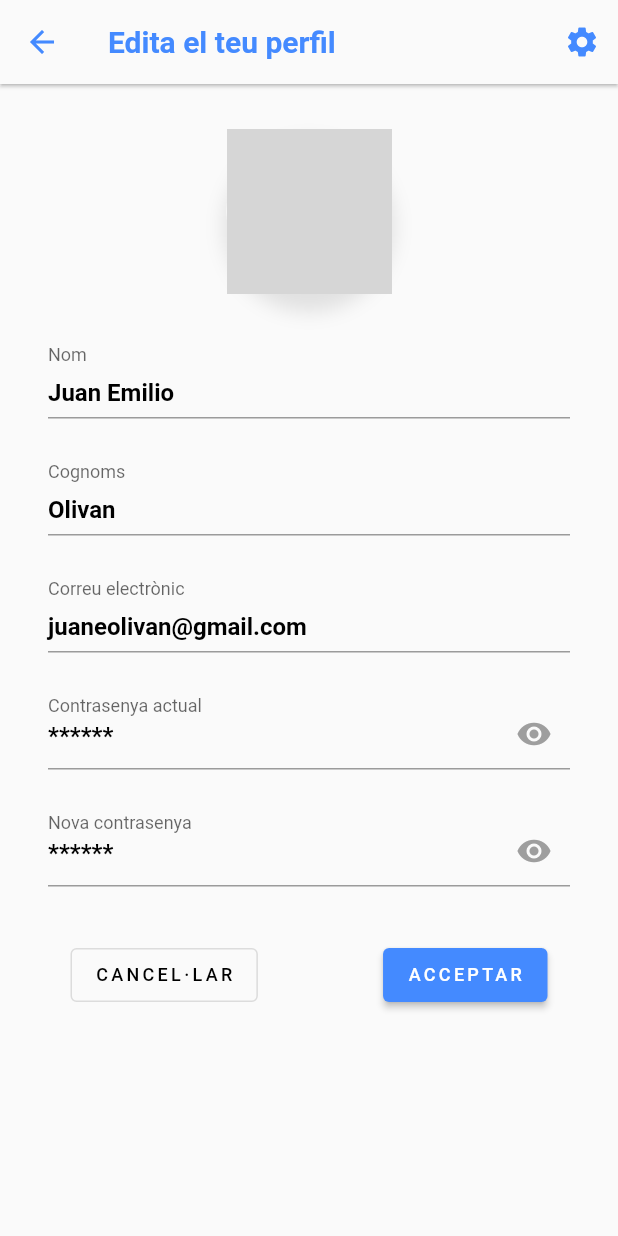
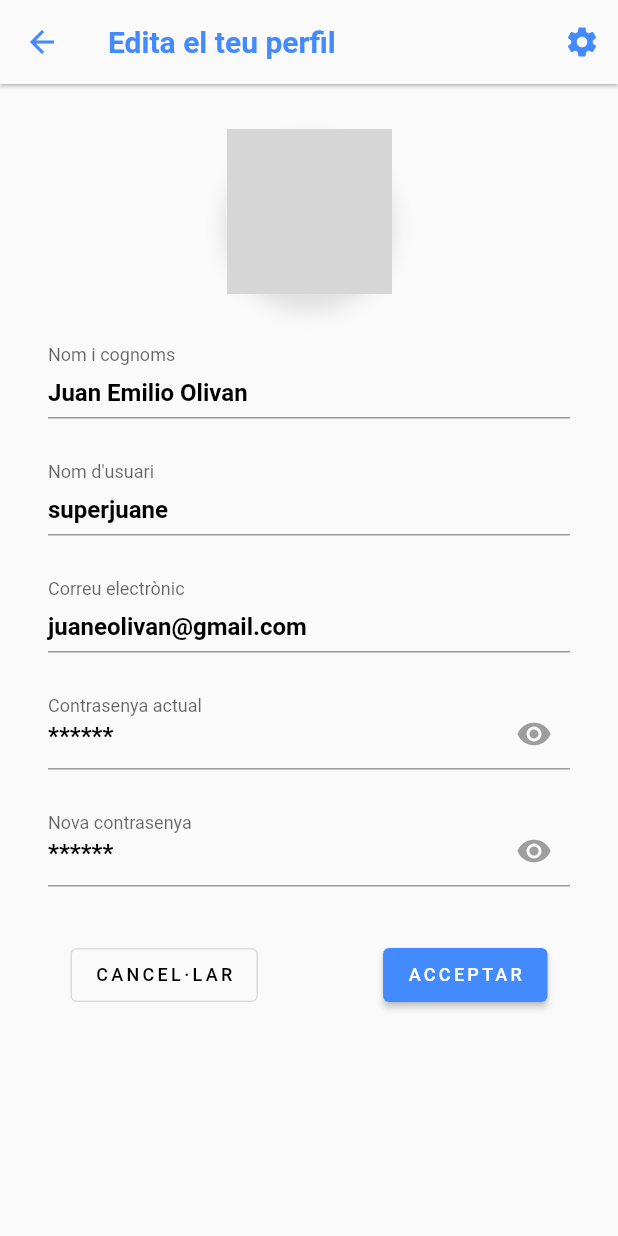
Before and after one commit to CATCultura/Pes2022_CatCultura_FronEnd, a Flutter app: the StatefulEditProfile screen opened directly, on a phone screen of 412 x 824 dp. Run offline on Flutter 3.47's test engine with Material 2 defaults, Android fonts, the phone set to English and light mode, and no system bars; our stand-ins replace geolocator, google_maps_flutter, transparent_image; network calls fail; Roboto replaces fonts that are missing (OpenSans); grey boxes are pictures that could not be loaded.

Commit message:
nom d'usuari afegit al formulari

```diff
--- a/lib/views/screens/editProfile.dart
+++ b/lib/views/screens/editProfile.dart
@@ -137,9 +137,9 @@ class _StatefulEditProfileState extends State<StatefulEditProfile> {
                   child: TextField(
                     decoration: InputDecoration (
                       contentPadding: EdgeInsets.only(bottom: 3),
-                      labelText: "Nom",
+                      labelText: "Nom i cognoms",
                       floatingLabelBehavior: FloatingLabelBehavior.always,
-                      hintText: "Juan Emilio",
+                      hintText: "Juan Emilio Olivan",
                       hintStyle: TextStyle(
                         fontSize: 16, fontWeight: FontWeight.bold,
                         color: Colors.black,
@@ -152,9 +152,9 @@ class _StatefulEditProfileState extends State<StatefulEditProfile> {
                   child: TextField(
                     decoration: InputDecoration (
                         contentPadding: EdgeInsets.only(bottom: 3),
-                        labelText: "Cognoms",
+                        labelText: "Nom d'usuari",
                         floatingLabelBehavior: FloatingLabelBehavior.always,
-                        hintText: "Olivan",
+                        hintText: "superjuane",
                         hintStyle: TextStyle(
                           fontSize: 16, fontWeight: FontWeight.bold,
                           color: Colors.black,
```
